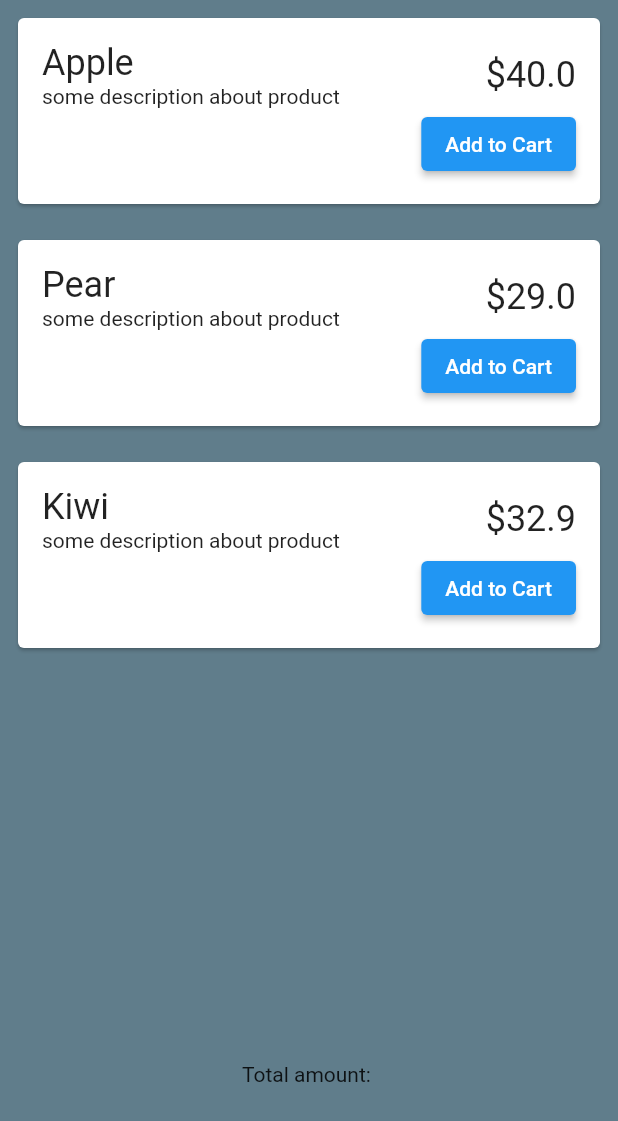
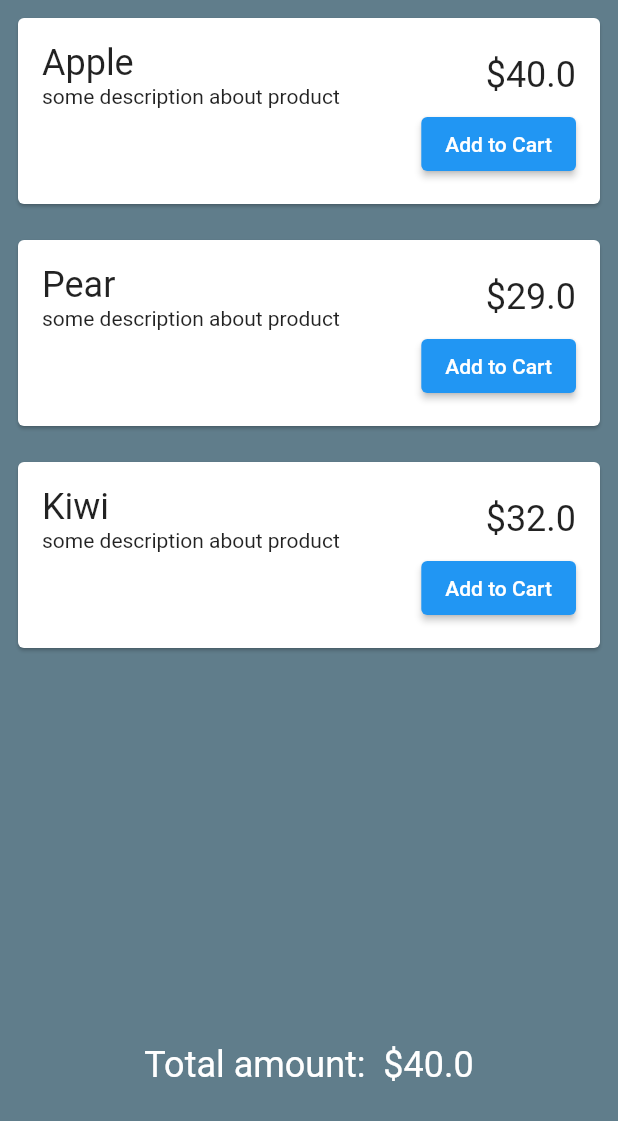
Before and after one commit to BBarisKilic/GetX-Shopping, a Flutter app: the screen it shows after launch, after a tap on "Add to Cart", on a phone screen of 412 x 824 dp. Shown: the top 1121 px of the screen. Run offline on Flutter 3.47's test engine with Material 2 defaults, Android fonts, the phone set to English and light mode, and no system bars; our stand-ins replace get.

Commit message:
Added cart controller.

```diff
--- /dev/null
+++ b/lib/controllers/cart_controller.dart
@@ -0,0 +1,13 @@
+import 'package:get/get.dart';
+import 'package:getx_shopping/models/product.dart';
+
+class CartController extends GetxController {
+  var cartItems = <Product>[].obs;
+
+  double get totalAmount =>
+      cartItems.fold(0, (sum, current) => sum + current.price);
+
+  addToCart(Product product) {
+    cartItems.add(product);
+  }
+}
--- a/lib/controllers/product_controller.dart
+++ b/lib/controllers/product_controller.dart
@@ -30,7 +30,7 @@ class HomeController extends GetxController {
       ),
       Product(
         id: 0,
-        price: 32.9,
+        price: 32.0,
         productDescription: "some description about product ",
         productImage: "asd",
         productName: "Kiwi",
--- a/lib/views/home_page.dart
+++ b/lib/views/home_page.dart
@@ -1,9 +1,11 @@
 import 'package:flutter/material.dart';
 import 'package:get/get.dart';
+import 'package:getx_shopping/controllers/cart_controller.dart';
 import 'package:getx_shopping/controllers/product_controller.dart';
 
 class HomePage extends StatelessWidget {
   final HomeController _homeController = Get.put(HomeController());
+  final CartController _cartController = Get.put(CartController());
 
   @override
   Widget build(BuildContext context) {
@@ -47,7 +49,10 @@ class HomePage extends StatelessWidget {
                               ],
                             ),
                             ElevatedButton(
-                              onPressed: () {},
+                              onPressed: () {
+                                _cartController
+                                    .addToCart(controller.products[count]);
+                              },
                               style: ButtonStyle(
                                 backgroundColor:
                                     MaterialStateProperty.all(Colors.blue),
@@ -66,7 +71,15 @@ class HomePage extends StatelessWidget {
                 ),
               ),
             ),
-            Text("Total amount: "),
+            GetX<CartController>(builder: (controller) {
+              return Text(
+                "Total amount:  \$${controller.totalAmount}",
+                style: TextStyle(
+                  fontSize: 24.0,
+                  color: Colors.white,
+                ),
+              );
+            }),
             SizedBox(
               height: 100.0,
             ),
```
Also changed, not shown: lib/controllers/home_controller.dart (deleted).
